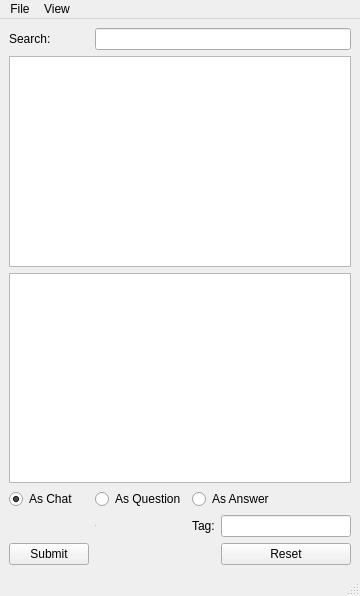
Before: the Qt Designer form TheApp/chat.ui in krishna0512/drf, drawn with Qt 5.
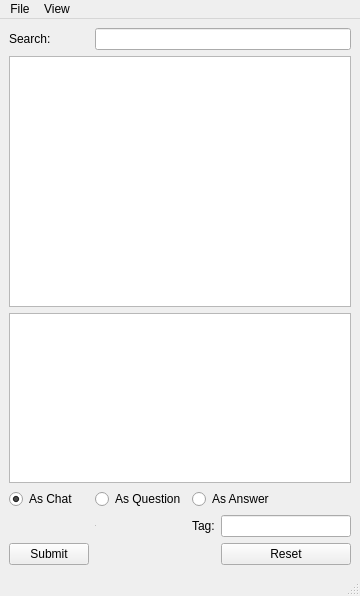
After: the same form once the commit is applied.

Diff of the .ui file:
```diff
--- a/TheApp/chat.ui
+++ b/TheApp/chat.ui
@@ -57,6 +57,12 @@
     </item>
     <item row="2" column="0" colspan="4">
      <widget class="QTextEdit" name="textArea">
+      <property name="maximumSize">
+       <size>
+        <width>16777215</width>
+        <height>170</height>
+       </size>
+      </property>
       <property name="html">
        <string>&lt;!DOCTYPE HTML PUBLIC &quot;-//W3C//DTD HTML 4.0//EN&quot; &quot;http://www.w3.org/TR/REC-html40/strict.dtd&quot;&gt;
 &lt;html&gt;&lt;head&gt;&lt;meta name=&quot;qrichtext&quot; content=&quot;1&quot; /&gt;&lt;style type=&quot;text/css&quot;&gt;
```
